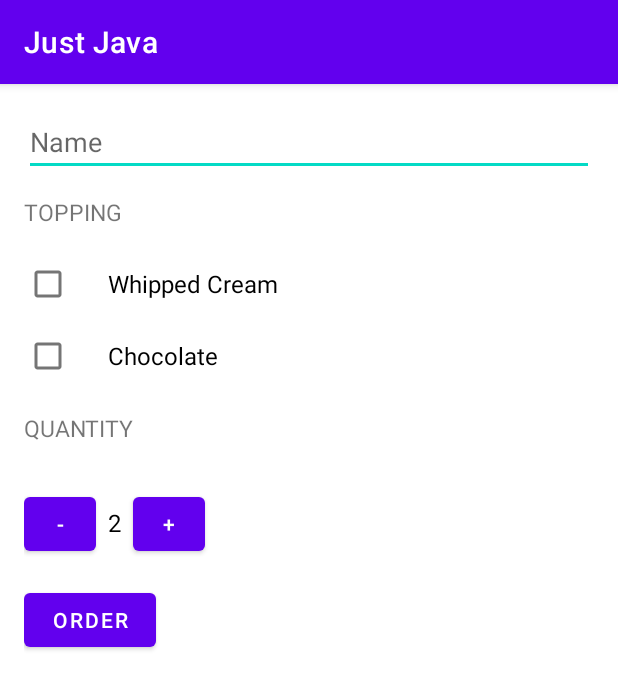
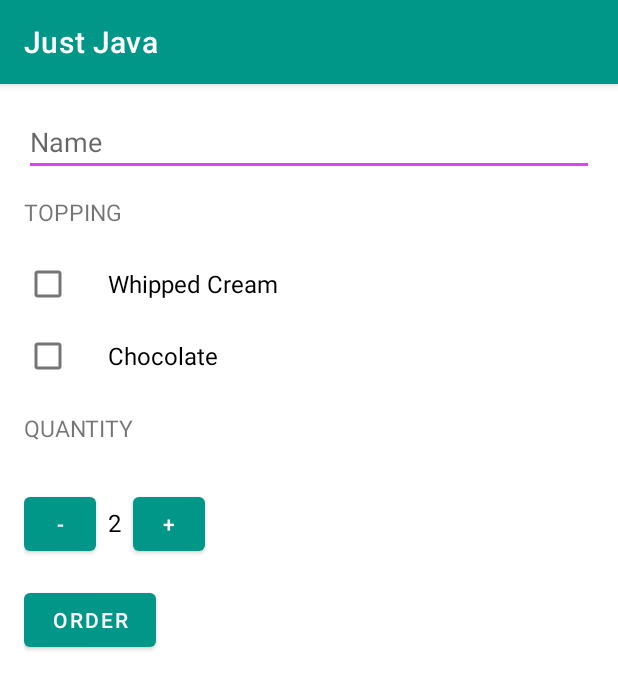
Before and after one commit to devkudasov/udacity_android_basics, an Android app: the screen it shows after launch (MainActivity), on a phone screen of 412 x 824 dp. Shown: the top 689 px of the screen. Run offline under Robolectric (Android 15) with nearby library versions, the phone set to English and light mode, and no system bars.

Commit message:
Update app theme

```diff
--- a/JustJava/app/src/main/res/values/themes.xml
+++ b/JustJava/app/src/main/res/values/themes.xml
@@ -1,16 +1,8 @@
 <resources xmlns:tools="http://schemas.android.com/tools">
     <!-- Base application theme. -->
     <style name="Theme.JustJava" parent="Theme.MaterialComponents.DayNight.DarkActionBar">
-        <!-- Primary brand color. -->
-        <item name="colorPrimary">@color/purple_500</item>
-        <item name="colorPrimaryVariant">@color/purple_700</item>
-        <item name="colorOnPrimary">@color/white</item>
-        <!-- Secondary brand color. -->
-        <item name="colorSecondary">@color/teal_200</item>
-        <item name="colorSecondaryVariant">@color/teal_700</item>
-        <item name="colorOnSecondary">@color/black</item>
-        <!-- Status bar color. -->
-        <item name="android:statusBarColor" tools:targetApi="l">?attr/colorPrimaryVariant</item>
-        <!-- Customize your theme here. -->
+        <item name="colorPrimary">#009688</item>
+        <item name="colorAccent">#E040FB</item>
+        <item name="colorPrimaryDark">#00796B</item>
     </style>
 </resources>
```
